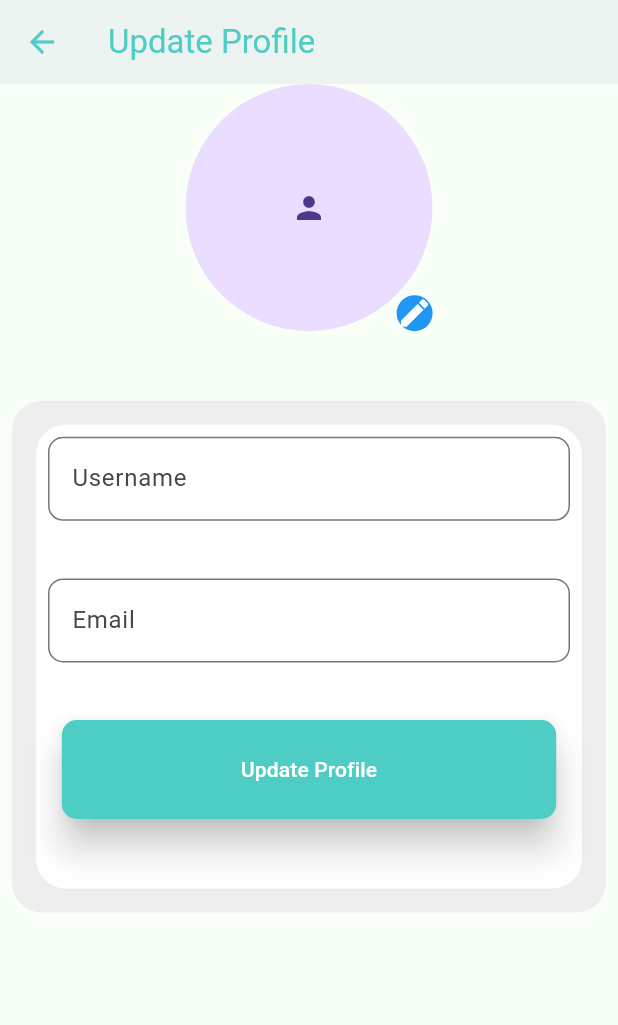
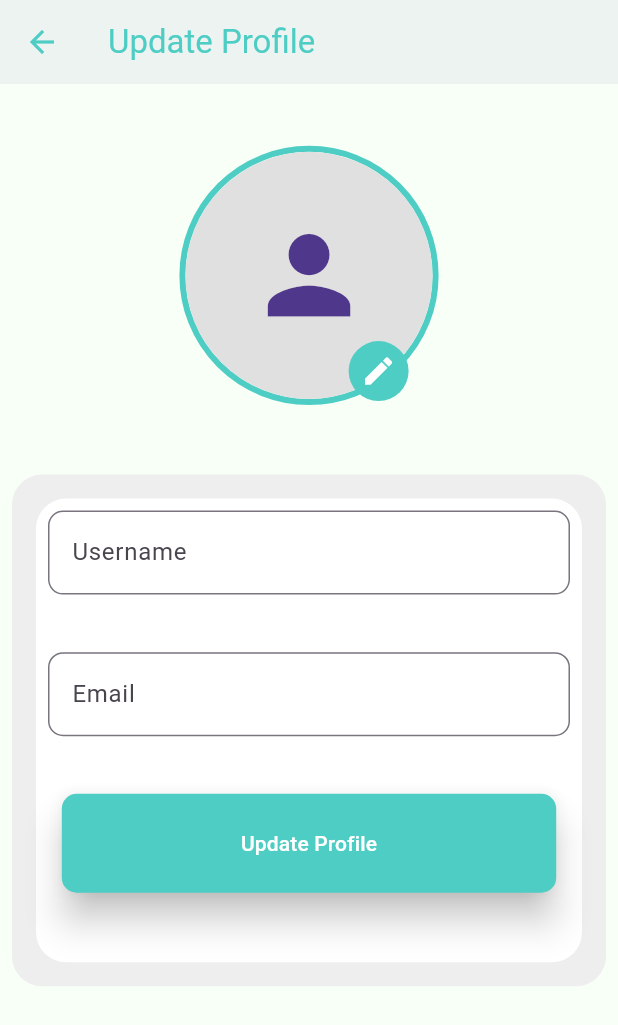
Before and after one commit to Aryan20apr/educationadmin, a Flutter app: the ProfileScreen screen opened directly, after a tap on "Edit Profile", on a phone screen of 412 x 824 dp. Shown: the top 1025 px of the screen. Run offline on Flutter 3.47's test engine with Material 3 defaults, Android fonts, the phone set to English and light mode, and no system bars; our stand-ins replace cached_network_image, carousel_slider, chewie, connectivity_plus, device_preview, dio and 20 more; missing offline and left inert: circular_menu, dart:ffi, encrypt, syncfusion_flutter_pdfviewer; accounts and stored records are empty; network calls fail.

Commit message:
UI fixes, deleting all controllerls on logout, handliing permamnent controllers

```diff
--- a/lib/screens/common/FirstScreen.dart
+++ b/lib/screens/common/FirstScreen.dart
@@ -19,8 +19,8 @@ import 'MainScreen.dart';
 
 
 class FirstScreen extends StatelessWidget {
-  final AuthenticationManager _authmanager = Get.put(AuthenticationManager());
-  final UserDetailsManager _userdetails=Get.put(UserDetailsManager());
+  final AuthenticationManager _authmanager = Get.put(AuthenticationManager(),permanent: true);
+  final UserDetailsManager _userdetails=Get.put(UserDetailsManager(),permanent: true);
 
  final Logger logger=Logger();
   Future<void> initializeSettings() async {
--- a/lib/screens/common/Tab1.dart
+++ b/lib/screens/common/Tab1.dart
@@ -101,7 +101,7 @@ void onRefresh() async {
                                 }
                                 else
                                 {
-                                  Get.showSnackbar(const GetSnackBar( title: "Try Again Later",message: "The live video you are trying to play is not streaming right now.",));
+                                  Get.showSnackbar(const GetSnackBar( title: "Try Again Later",message: "The live video you are trying to play is not streaming right now.",duration: Duration(seconds: 3),));
                                 }
                               },
                               style: ListTileStyle.list,
--- a/lib/screens/common/UpdatePeofileScreen.dart
+++ b/lib/screens/common/UpdatePeofileScreen.dart
@@ -46,6 +46,7 @@ final _formKey = GlobalKey<FormState>();
                 return Column(
                   mainAxisAlignment: MainAxisAlignment.start,
                   children: <Widget>[
+                    SizedBox(height: Get.height*0.05,),
                     GestureDetector(
                       onTap: () {
                         _profileController.pickImage();
@@ -54,10 +55,18 @@ final _formKey = GlobalKey<FormState>();
                           alignment: Alignment.bottomRight,
                           children: [
                             Obx(
-                              ()=> ClipOval(
+                              ()=> Container(
+                                decoration: BoxDecoration(
+                  shape: BoxShape.circle,
+                  border: Border.all(
+                    color: CustomColors.primaryColor,
+                    width: 4.0,
+                  )),
+                                child: ClipOval(
                                   child: CircleAvatar(
+
                                     radius: avatarSize,
-
+                                    backgroundColor: Colors.grey.shade300,
 
                                     child: _profileController.imagePath.isNotEmpty
                                           ? Image(image:
@@ -67,6 +76,7 @@ final _formKey = GlobalKey<FormState>();
                                               fit: BoxFit.cover,
                                              width: double.infinity,
                                              height: double.infinity,
+
                                             )
 
 
@@ -77,31 +87,44 @@ final _formKey = GlobalKey<FormState>();
                                   colorBlendMode: BlendMode.darken,
                                                   imageUrl: _profileController.image.value,
                                                             placeholder: (context, url) => Image.asset(
+
+
                                   'assets/default_image.png',
+                                  height: constraints.maxHeight*0.1,
                                   fit: BoxFit.fill,
                                   // width: Get.width * 0.1 * 2, // Set the width to match the diameter of the CircleAvatar
                                   // height: Get.width * 0.1 * 2, // Set the height to match the diameter of the CircleAvatar
                                                             ),
                                                             errorWidget: (context, url, error) => Image.asset(
                                   'assets/default_image.png',
+
                                   fit: BoxFit.fill,
-                                width: Get.width * 0.1 * 2, // Set the width to match the diameter of the CircleAvatar
-                                height: Get.width * 0.1 * 2, // Set the height to match the diameter of the CircleAvatar
+                                  width: constraints.maxWidth*0.2, // Set the width to match the diameter of the CircleAvatar
+                                  height: constraints.maxHeight*0.1, // Set the height to match the diameter of the CircleAvatar
                                                             ),
                                                             fit: BoxFit.cover,
-                                              ):const Icon(Icons.person)
+                                                ): Icon(Icons.person,size: constraints.maxWidth*0.2,)
+                                  ),
                                 ),
                               ),
                             ),
 
-                              Container(
+                              Positioned(
+                                bottom: 2,
+                right: 20,
+                                child: Container(
+                                  height: Get.height*0.05,
                                   decoration:const BoxDecoration(
                                     shape: BoxShape.circle,
-                                  color: Colors.blue,
+                                    color: CustomColors.primaryColor,
                                   ),
-                                child: const Icon(
+                                  child: const Padding(
+                                    padding: EdgeInsets.all(8.0),
+                                    child: Icon(
                                       Icons.edit,
                                       color: Colors.white,
+                                    ),
+                                  ),
                                 ),
                               ),
                           ],
--- a/lib/screens/pages/HomeScreen.dart
+++ b/lib/screens/pages/HomeScreen.dart
@@ -25,7 +25,7 @@ class HomeScreen extends StatefulWidget {
 }
 
 class _HomeScreenState extends State<HomeScreen> {
- final UserDetailsManager userDetailsManager = Get.find<UserDetailsManager>();
+ final UserDetailsManager userDetailsManager = Get.put(UserDetailsManager());
 final HomeScreenController homeScreenController=Get.put(HomeScreenController());
 final CarouselController _carouselController = CarouselController();
 Future<bool>? isFetchedUser;
@@ -119,7 +119,7 @@ void initState()
                           children: [
                             Obx(
                               ()=> Text(
-                                '${userDetailsManager.username}', // Replace with the user's name
+                                userDetailsManager.username.value, // Replace with the user's name
                                 style: TextStyle(
                                   fontSize: 15.sp,
                                   fontWeight: FontWeight.bold,
--- a/lib/screens/pages/Profile.dart
+++ b/lib/screens/pages/Profile.dart
@@ -107,7 +107,7 @@ const Text(
               ElevatedCard( Icons.edit, 'Edit Profile', () {
                 Get.to(()=>const ProfileUpdateScreen());
               }),
-              ElevatedCard(Icons.file_download, 'Upload Banner', () {
+              ElevatedCard(Icons.upload_rounded, 'Upload Banner', () {
                 Get.to(()=>const UploadBanner());
               }),
               ElevatedCard(Icons.file_download, 'All Banners', () {
@@ -120,9 +120,10 @@ const Text(
               ElevatedCard(Icons.notifications, 'My Notifications', () {
                 Get.to(()=>const CreatorNotifications());
               }),
-              ElevatedCard(Icons.exit_to_app, 'Logout', () {
+              ElevatedCard(Icons.exit_to_app, 'Logout', () async{
                 AuthenticationManager authenticationManager=Get.put(AuthenticationManager());
                 authenticationManager.logOut();
+               await Get.deleteAll();
                 Get.offAll(()=>const LoginScreen());
               }),
               // Additional content can be added here
--- a/lib/utils/service/NetworkService.dart
+++ b/lib/utils/service/NetworkService.dart
@@ -535,7 +535,7 @@ Future<ImageUploadResponse> uploadProfileImage({required String token,required X
   logger.i(file!.path);
  var formData = dio.FormData.fromMap({
 
-  'file': await dio.MultipartFile.fromFile(file!.path,filename: file.name),
+  'file': await dio.MultipartFile.fromFile(file.path,filename: file.name),
 
 
 });
--- a/pubspec.yaml
+++ b/pubspec.yaml
@@ -48,6 +48,8 @@ dependencies:
   flutter_keyboard_visibility: ^5.4.1
   youtube_player_iframe: ^4.0.4
   pod_player: ^0.2.1
+  chewie: ^1.7.4
+  video_player: ^2.8.1
 
 dev_dependencies:
   flutter_test:
```
Also changed, not shown: lib/screens/common/PodVideoScreen.dart (+85 -14 lines), pubspec.lock, 1 other file. Lines whose indentation alone changed are shown as unchanged.
